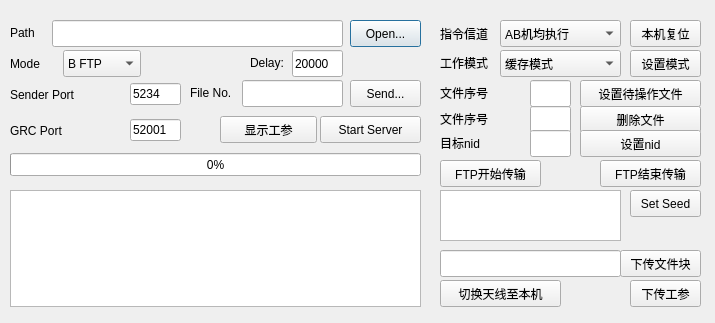
First picture: the form in file_send.ui, repository ArtisticZhao/file_sender_to_GNURadio, before the edit.
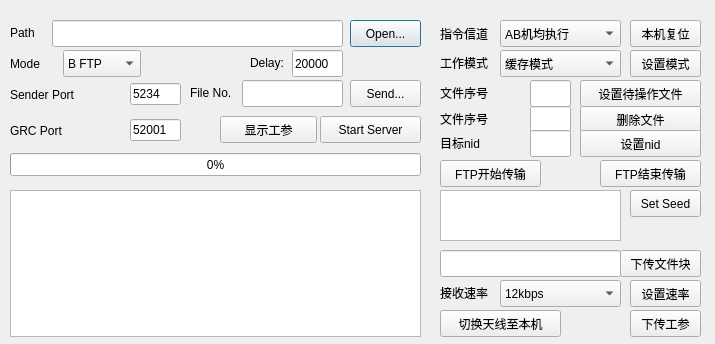
Second picture: the form after the edit.

The edit to the form file:
```diff
--- a/file_send.ui
+++ b/file_send.ui
@@ -7,7 +7,7 @@
     <x>0</x>
     <y>0</y>
     <width>715</width>
-    <height>323</height>
+    <height>344</height>
    </rect>
   </property>
   <property name="windowTitle">
@@ -55,7 +55,7 @@
      <x>10</x>
      <y>190</y>
      <width>411</width>
-     <height>117</height>
+     <height>147</height>
     </rect>
    </property>
   </widget>
@@ -394,7 +394,7 @@
    <property name="geometry">
     <rect>
      <x>630</x>
-     <y>280</y>
+     <y>310</y>
      <width>71</width>
      <height>27</height>
     </rect>
@@ -407,7 +407,7 @@
    <property name="geometry">
     <rect>
      <x>440</x>
-     <y>280</y>
+     <y>310</y>
      <width>121</width>
      <height>27</height>
     </rect>
@@ -513,7 +513,7 @@
     <string>显示工参</string>
    </property>
   </widget>
-  <widget class="QWidget" name="">
+  <widget class="QWidget" name="layoutWidget">
    <property name="geometry">
     <rect>
      <x>10</x>
@@ -548,7 +548,7 @@
     </item>
    </layout>
   </widget>
-  <widget class="QWidget" name="">
+  <widget class="QWidget" name="layoutWidget">
    <property name="geometry">
     <rect>
      <x>10</x>
@@ -580,6 +580,52 @@
     </item>
    </layout>
   </widget>
+  <widget class="QComboBox" name="comboBox_speed">
+   <property name="geometry">
+    <rect>
+     <x>500</x>
+     <y>280</y>
+     <width>121</width>
+     <height>27</height>
+    </rect>
+   </property>
+   <item>
+    <property name="text">
+     <string>12kbps</string>
+    </property>
+   </item>
+   <item>
+    <property name="text">
+     <string>100kbps</string>
+    </property>
+   </item>
+  </widget>
+  <widget class="QPushButton" name="set_speed_btn">
+   <property name="geometry">
+    <rect>
+     <x>630</x>
+     <y>280</y>
+     <width>71</width>
+     <height>27</height>
+    </rect>
+   </property>
+   <property name="text">
+    <string>设置速率</string>
+   </property>
+  </widget>
+  <widget class="QLabel" name="label_15">
+   <property name="geometry">
+    <rect>
+     <x>440</x>
+     <y>284</y>
+     <width>71</width>
+     <height>17</height>
+    </rect>
+   </property>
+   <property name="text">
+    <string>接收速率</string>
+   </property>
+  </widget>
  </widget>
  <resources/>
  <connections/>
```
